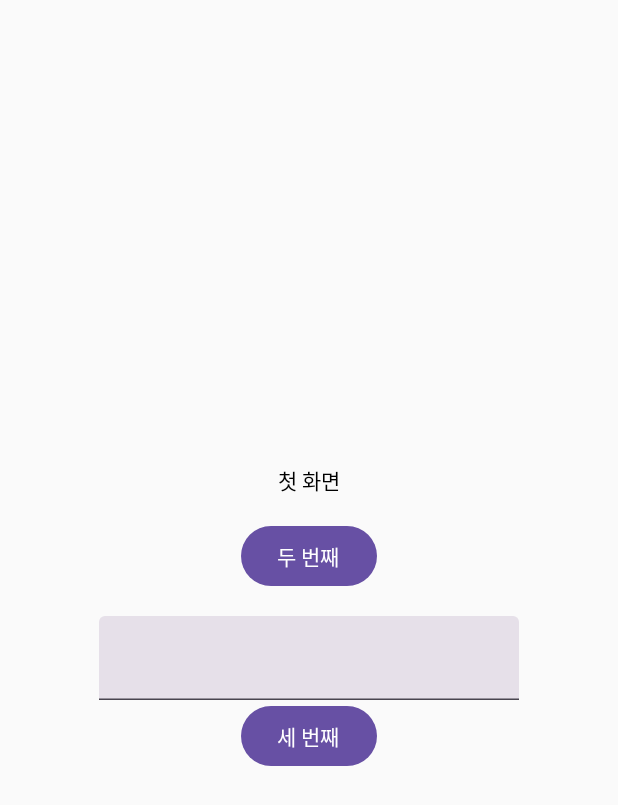
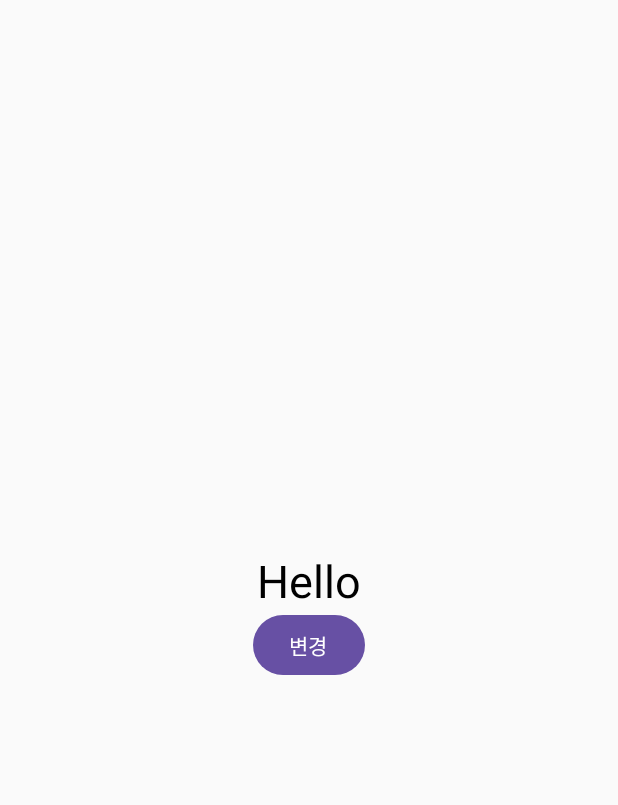
Before and after one commit to dodragon/Compose, an Android app built with Jetpack Compose: the screen it shows after launch (NavigationActivity before the commit, VmExamActivity after it), on a phone screen of 412 x 824 dp. Shown: the top 805 px of the screen. Run offline under Robolectric (Android 15) with nearby library versions, the phone set to English and light mode, and no system bars.

Commit message:
Compose Learning - 컴포즈 내에서 ViewModel 사용 방법

```diff
--- a/app/build.gradle.kts
+++ b/app/build.gradle.kts
@@ -61,6 +61,7 @@ dependencies {
     implementation(libs.ui.tooling.preview)
     implementation(libs.material3)
     implementation(libs.navigation)
+    implementation(libs.viewmodel)
     testImplementation(libs.junit)
     androidTestImplementation(libs.androidx.test.ext.junit)
     androidTestImplementation(libs.espresso.core)
--- a/app/src/main/AndroidManifest.xml
+++ b/app/src/main/AndroidManifest.xml
@@ -12,6 +12,11 @@
         android:supportsRtl="true"
         android:theme="@style/Theme.Compose"
         tools:targetApi="31">
+        <activity
+            android:name=".exam.VmExamActivity"
+            android:exported="false"
+            android:label="@string/title_activity_vm_exam"
+            android:theme="@style/Theme.Compose" />
         <activity
             android:name=".exam.NavigationActivity"
             android:exported="false"
--- a/app/src/main/java/com/example/compose/MainActivity.kt
+++ b/app/src/main/java/com/example/compose/MainActivity.kt
@@ -26,6 +26,7 @@ import com.example.compose.exam.LazyColumnActivity
 import com.example.compose.exam.NavigationActivity
 import com.example.compose.exam.TextFieldActivity
 import com.example.compose.exam.ViewsActivity
+import com.example.compose.exam.VmExamActivity
 import com.example.compose.ui.theme.ComposeTheme
 
 class MainActivity : BaseActivity() {
@@ -34,7 +35,7 @@ class MainActivity : BaseActivity() {
 
     override fun onCreate(savedInstanceState: Bundle?) {
         super.onCreate(savedInstanceState)
-        startActivity(Intent(this, NavigationActivity::class.java))
+        startActivity(Intent(this, VmExamActivity::class.java))
 
         setContent {
             ComposeTheme {
--- /dev/null
+++ b/app/src/main/java/com/example/compose/exam/VmExamActivity.kt
@@ -0,0 +1,74 @@
+package com.example.compose.exam
+
+import android.os.Bundle
+import androidx.activity.compose.setContent
+import androidx.activity.viewModels
+import androidx.compose.foundation.layout.Arrangement
+import androidx.compose.foundation.layout.Column
+import androidx.compose.foundation.layout.fillMaxSize
+import androidx.compose.material3.Button
+import androidx.compose.material3.Text
+import androidx.compose.runtime.Composable
+import androidx.compose.runtime.State
+import androidx.compose.runtime.mutableStateOf
+import androidx.compose.ui.Alignment
+import androidx.compose.ui.Modifier
+import androidx.compose.ui.tooling.preview.Preview
+import androidx.compose.ui.unit.sp
+import androidx.lifecycle.ViewModel
+import com.example.compose.base.BaseActivity
+import com.example.compose.ui.theme.ComposeTheme
+
+class VmExamActivity : BaseActivity() {
+
+    override fun onCreate(savedInstanceState: Bundle?) {
+        super.onCreate(savedInstanceState)
+        setContent {
+            ResultView()
+        }
+    }
+
+    @Composable
+    override fun ResultView() {
+        val viewModel = viewModels<ExamViewModel>().value
+
+        Column(
+            modifier = Modifier.fillMaxSize(),
+            verticalArrangement = Arrangement.Center,
+            horizontalAlignment = Alignment.CenterHorizontally
+        ) {
+            Text(
+                text = viewModel.data.value,
+                fontSize = 30.sp
+            )
+            Button(onClick = {
+                viewModel.changeValue("World")
+            }) {
+                Text(text = "변경")
+            }
+        }
+    }
+
+    override fun onBack() {
+        finish()
+    }
+
+    @Preview(showBackground = true)
+    @Composable
+    fun Preview() {
+        ComposeTheme {
+            ResultView()
+        }
+    }
+}
+
+class ExamViewModel : ViewModel() {
+    private val _data = mutableStateOf("Hello")
+    val data: State<String> = _data
+
+    fun changeValue(
+        value: String
+    ) {
+        _data.value = value
+    }
+}
--- a/app/src/main/res/values/strings.xml
+++ b/app/src/main/res/values/strings.xml
@@ -7,4 +7,5 @@
     <string name="title_activity_views">ViewsActivity</string>
     <string name="title_activity_text_field">TextFieldActivity</string>
     <string name="title_activity_navigation">NavigationActivity</string>
+    <string name="title_activity_vm_exam">VmExamActivity</string>
 </resources>
--- a/gradle/libs.versions.toml
+++ b/gradle/libs.versions.toml
@@ -5,7 +5,7 @@ core-ktx = "1.13.1"
 junit = "4.13.2"
 androidx-test-ext-junit = "1.2.1"
 espresso-core = "3.6.1"
-lifecycle-runtime-ktx = "2.8.4"
+lifecycle = "2.8.4"
 activity-compose = "1.9.1"
 compose-bom = "2024.06.00"
 navigation = "2.7.7"
@@ -15,7 +15,7 @@ core-ktx = { group = "androidx.core", name = "core-ktx", version.ref = "core-ktx
 junit = { group = "junit", name = "junit", version.ref = "junit" }
 androidx-test-ext-junit = { group = "androidx.test.ext", name = "junit", version.ref = "androidx-test-ext-junit" }
 espresso-core = { group = "androidx.test.espresso", name = "espresso-core", version.ref = "espresso-core" }
-lifecycle-runtime-ktx = { group = "androidx.lifecycle", name = "lifecycle-runtime-ktx", version.ref = "lifecycle-runtime-ktx" }
+lifecycle-runtime-ktx = { group = "androidx.lifecycle", name = "lifecycle-runtime-ktx", version.ref = "lifecycle" }
 activity-compose = { group = "androidx.activity", name = "activity-compose", version.ref = "activity-compose" }
 compose-bom = { group = "androidx.compose", name = "compose-bom", version.ref = "compose-bom" }
 ui = { group = "androidx.compose.ui", name = "ui" }
@@ -26,6 +26,7 @@ ui-test-manifest = { group = "androidx.compose.ui", name = "ui-test-manifest" }
 ui-test-junit4 = { group = "androidx.compose.ui", name = "ui-test-junit4" }
 material3 = { group = "androidx.compose.material3", name = "material3" }
 navigation = { group = "androidx.navigation", name = "navigation-compose", version.ref = "navigation"  }
+viewmodel = { group = "androidx.lifecycle", name = "lifecycle-viewmodel-compose", version.ref = "lifecycle" }
 
 [plugins]
 com-android-application = { id = "com.android.application", version.ref = "agp" }
```
